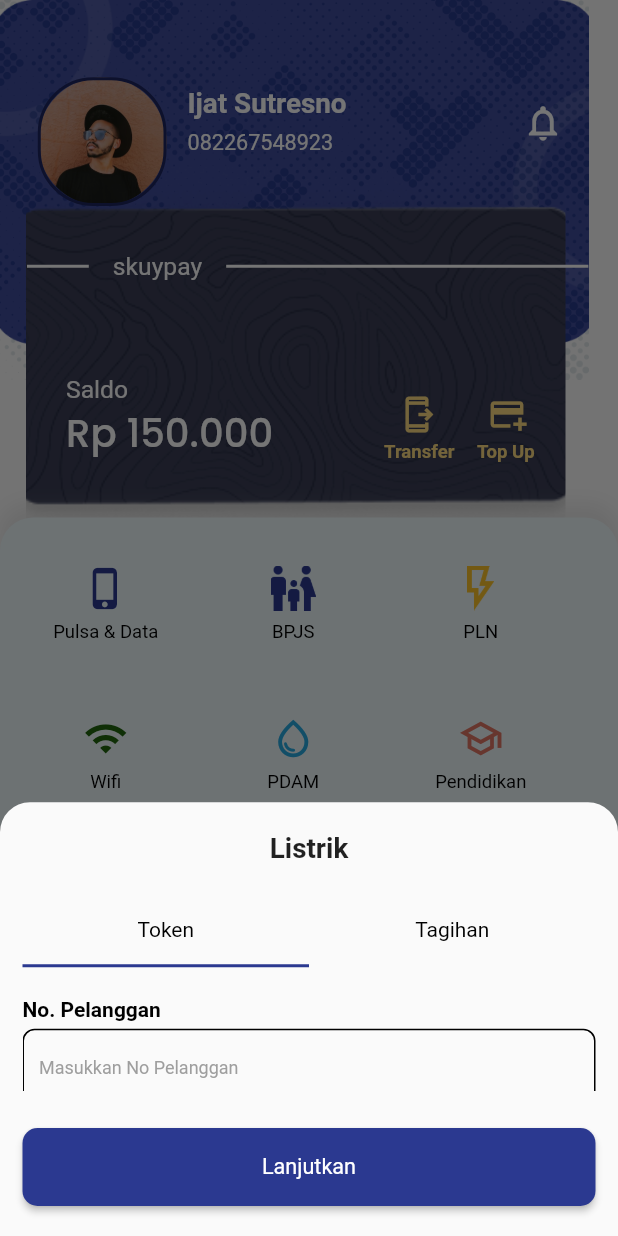
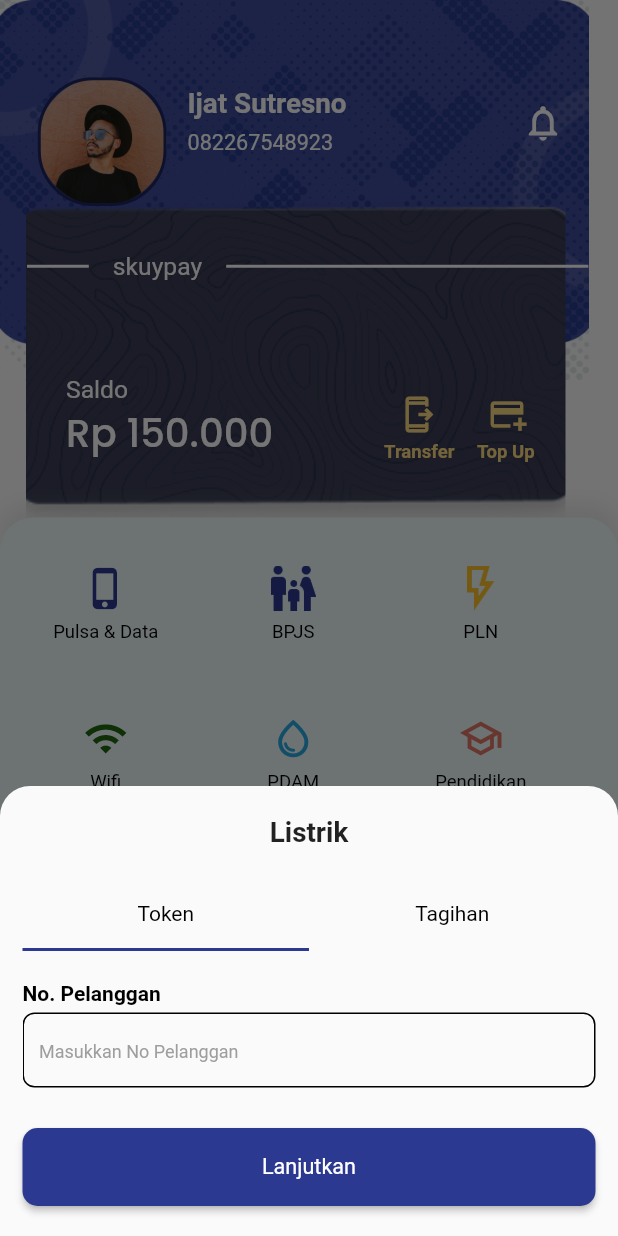
Before and after one commit to Kelompok10Capstone/Flutter_2023, a Flutter app: the HomeScreen screen opened directly, after a tap on "PLN", on a phone screen of 412 x 824 dp. Run offline on Flutter 3.47's test engine with Material 2 defaults, Android fonts, the phone set to English and light mode, and no system bars; drawn by our look-alikes of carousel_slider; our stand-ins replace flutter_screenutil, google_fonts, pinput, shared_preferences, supercharged; accounts and stored records are empty.

Commit message:
edit height showmodalbottom token

```diff
--- a/capstone_flutter/lib/view/screen/home_screen/home_screen.dart
+++ b/capstone_flutter/lib/view/screen/home_screen/home_screen.dart
@@ -665,7 +665,7 @@ class _HomeScreenState extends State<HomeScreen>
           ),
           child: SizedBox(
             width: MediaQuery.of(context).size.width,
-            height: MediaQuery.of(context).size.height / 2.85,
+            height: 300,
             child: Padding(
               padding: const EdgeInsets.fromLTRB(15, 20, 15, 5),
               child: Column(
```
